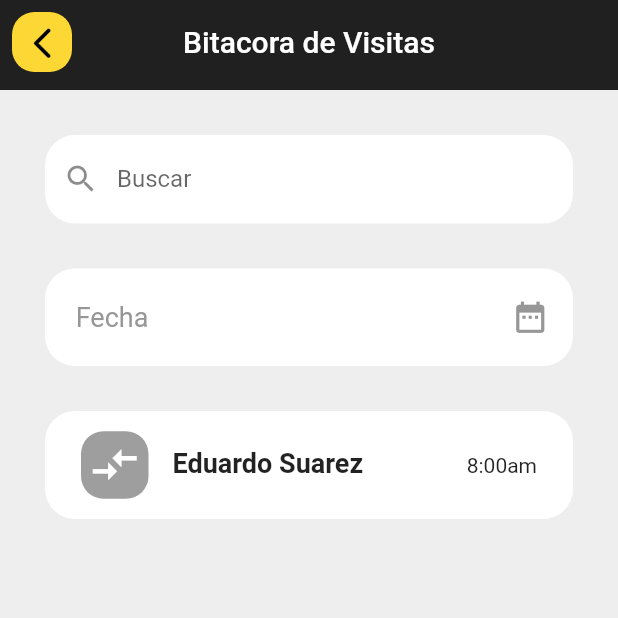
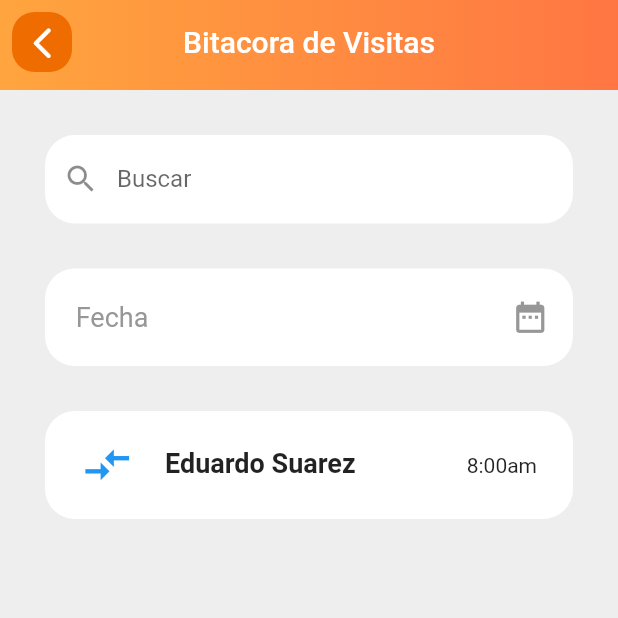
Before and after one commit to frangar97/residente_app, a Flutter app: the BinaccleVisits screen opened by its route, on a phone screen of 412 x 824 dp, the top half of it. Run offline on Flutter 3.47's test engine with Material 2 defaults, Android fonts, the light colour scheme and no system bars; our stand-ins replace bloc, dartz, equatable, flutter_bloc, flutter_custom_clippers, flutter_datetime_picker and 3 more; missing offline and left inert: scroll_navigation; network calls fail.

Commit message:
arreglosEnModuloVisitas

```diff
--- a/lib/main.dart
+++ b/lib/main.dart
@@ -20,7 +20,7 @@ class MyApp extends StatelessWidget {
       child: MaterialApp(
           debugShowCheckedModeBanner: false,
           title: kAppTitle,
-          initialRoute: "auth_login",
+          initialRoute: "admin_home",
           routes: getAplicationRoutes()),
     );
   }
--- a/lib/presentation/visits/widgets/binnacle_visits.dart
+++ b/lib/presentation/visits/widgets/binnacle_visits.dart
@@ -24,20 +24,21 @@ class _BinaccleVisitsState extends State<BinaccleVisits> {
 
   Widget _buildAppBar() {
     return AppBar(
-      backgroundColor: Colors.black87,
+      flexibleSpace: Container(
+          decoration: const BoxDecoration(gradient: kPrimaryGradientColor)),
       elevation: 0,
       centerTitle: true,
       title: const Text("Bitacora de Visitas"),
       leading: Container(
         decoration: BoxDecoration(
           borderRadius: BorderRadius.circular(15),
-          color: Colors.yellow.shade600,
+          color: Colors.orange.shade800,
         ),
         margin: const EdgeInsets.all(8),
         child: IconButton(
           icon: const Icon(
             Icons.arrow_back_ios_rounded,
-            color: Colors.black,
+            color: Colors.white,
             size: 25,
           ),
           tooltip: 'Atras',
@@ -111,21 +112,17 @@ class _BinaccleVisitsState extends State<BinaccleVisits> {
       margin: const EdgeInsets.only(
         bottom: 8,
       ),
-      child: ListTile(
-        title: const Text(
+      child: const ListTile(
+        title: Text(
           'Eduardo Suarez',
           style: subtitleStyle,
         ),
-        leading: Container(
-            padding: const EdgeInsets.all(5),
-            decoration: BoxDecoration(
-                borderRadius: BorderRadius.circular(15), color: Colors.grey),
-            child: const Icon(
-              Icons.compare_arrows_sharp,
-              size: 35,
-              color: Colors.white,
-            )),
-        trailing: const Text('8:00am'),
+        leading: Icon(
+          Icons.compare_arrows_sharp,
+          size: 35,
+          color: Colors.blue,
+        ),
+        trailing: Text('8:00am'),
       ),
     );
   }
--- a/lib/presentation/visits/widgets/eventual_visit.dart
+++ b/lib/presentation/visits/widgets/eventual_visit.dart
@@ -52,7 +52,7 @@ class _EventualVisitState extends State<EventualVisit> {
         child: ListTile(
             leading: const Icon(Icons.three_p_outlined),
             title: const Text(
-              'Mario Lopez',
+              'Uber Eats',
               style: subtitleStyle,
             ),
             subtitle: Column(
```
Also changed, not shown: lib/presentation/admin/widgets/admin_module_card.dart (+99 -0 lines), lib/presentation/payments/charges/widgets/create_charges_body.dart (+4 -4 lines), lib/presentation/payments/residents_payments/widgets/residents_payments_body.dart (+5 -4 lines), lib/presentation/visits/widgets/modal_options.dart (deleted, +0 -15 lines).
